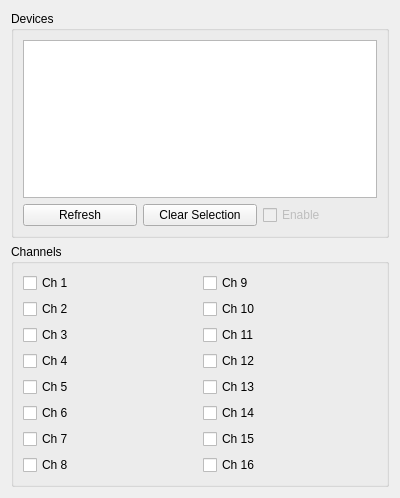
First picture: the form in ui/midi_in_widget.ui, repository esun-z/live-resonance, before the edit.
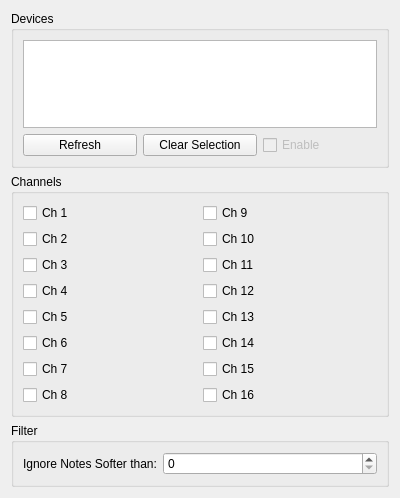
Second picture: the form after the edit.

The edit to the form file:
```diff
--- a/ui/midi_in_widget.ui
+++ b/ui/midi_in_widget.ui
@@ -178,6 +178,29 @@
      </layout>
     </widget>
    </item>
+   <item>
+    <widget class="QGroupBox" name="filter_group_box">
+     <property name="title">
+      <string>Filter</string>
+     </property>
+     <layout class="QFormLayout" name="formLayout">
+      <item row="0" column="0">
+       <widget class="QLabel" name="min_velocity_hint_label">
+        <property name="text">
+         <string>Ignore Notes Softer than:</string>
+        </property>
+       </widget>
+      </item>
+      <item row="0" column="1">
+       <widget class="QSpinBox" name="min_velocity_spin_box">
+        <property name="maximum">
+         <number>127</number>
+        </property>
+       </widget>
+      </item>
+     </layout>
+    </widget>
+   </item>
   </layout>
  </widget>
  <resources/>
```
